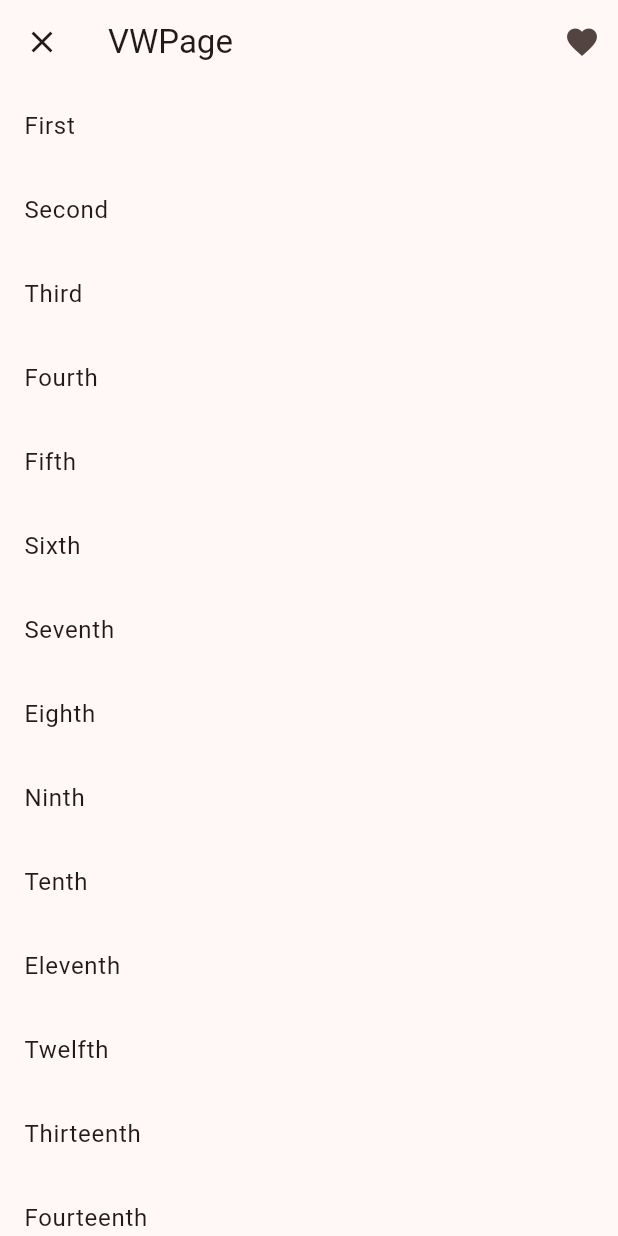
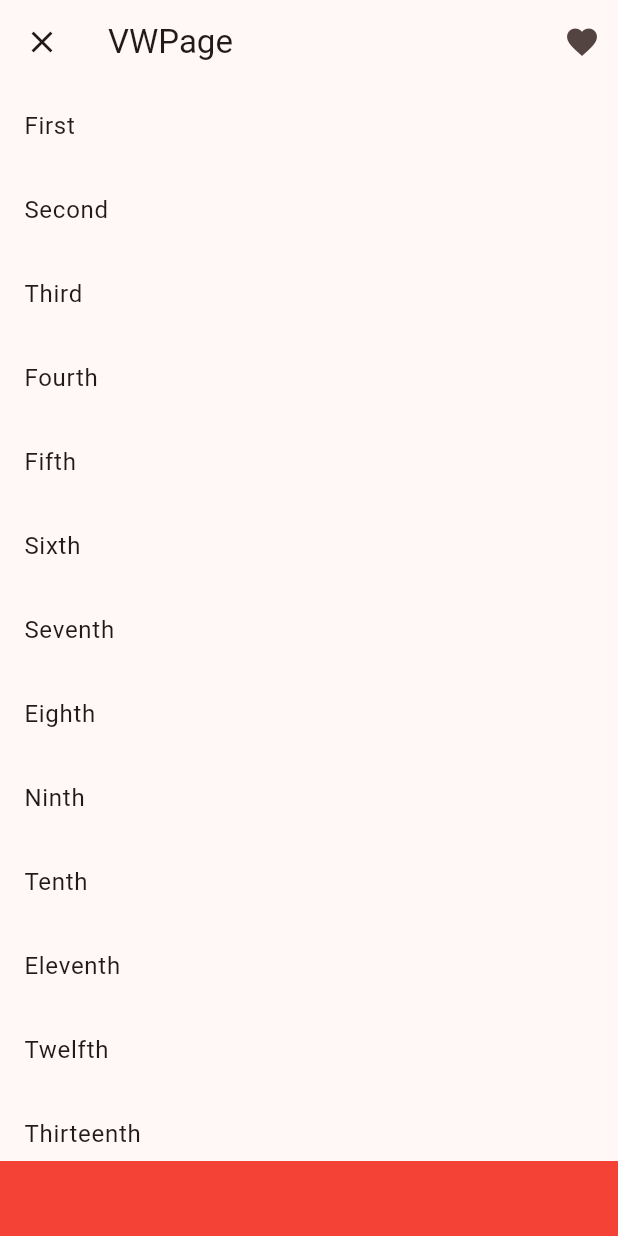
Before and after one commit to carllosnc/vw, a Flutter app: the VWPageExample screen opened by its route, after a tap on "Open VW Page", on a phone screen of 412 x 824 dp. Run offline on Flutter 3.47's test engine with Material 2 defaults, Android fonts, the phone set to English and light mode, and no system bars.

Commit message:
Add bottom bar to VWPage

```diff
--- a/example/lib/examples/vw_page_example.dart
+++ b/example/lib/examples/vw_page_example.dart
@@ -135,6 +135,10 @@ class _VWPageExampleState extends State<VWPageExample> {
                   ],
                 ),
               ),
+              bottomBar: Container(
+                height: 50,
+                color: Colors.red,
+              ),
             );
           },
           child: const Text('Open VW Page'),
--- a/lib/vw_page.dart
+++ b/lib/vw_page.dart
@@ -7,6 +7,9 @@ sealed class VWPage {
 
     ///[context] is the BuildContext of the page.
     required BuildContext context,
+
+    ///[bottomBar] is the bottom bar of the page.
+    Widget? bottomBar,
 
     ///[body] is the body of the page.
     required Widget body,
@@ -20,6 +23,7 @@ sealed class VWPage {
           child: Scaffold(
             appBar: appBar,
             body: body,
+            bottomNavigationBar: bottomBar,
           ),
         );
       },
```
Also changed, not shown: 1 other file.
